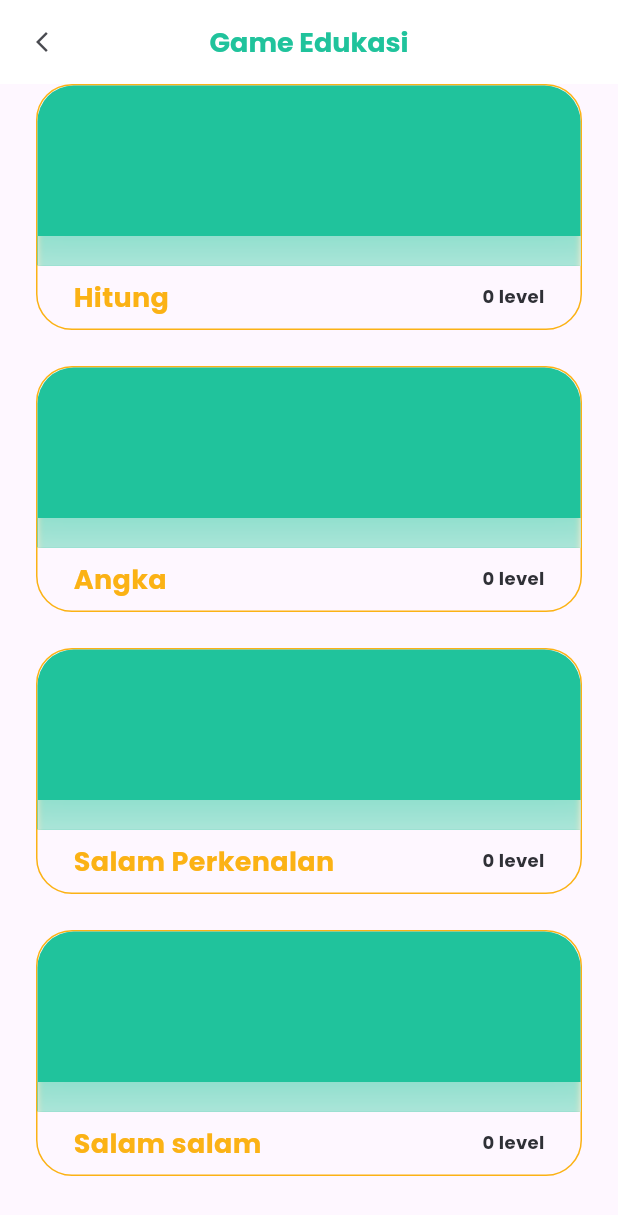
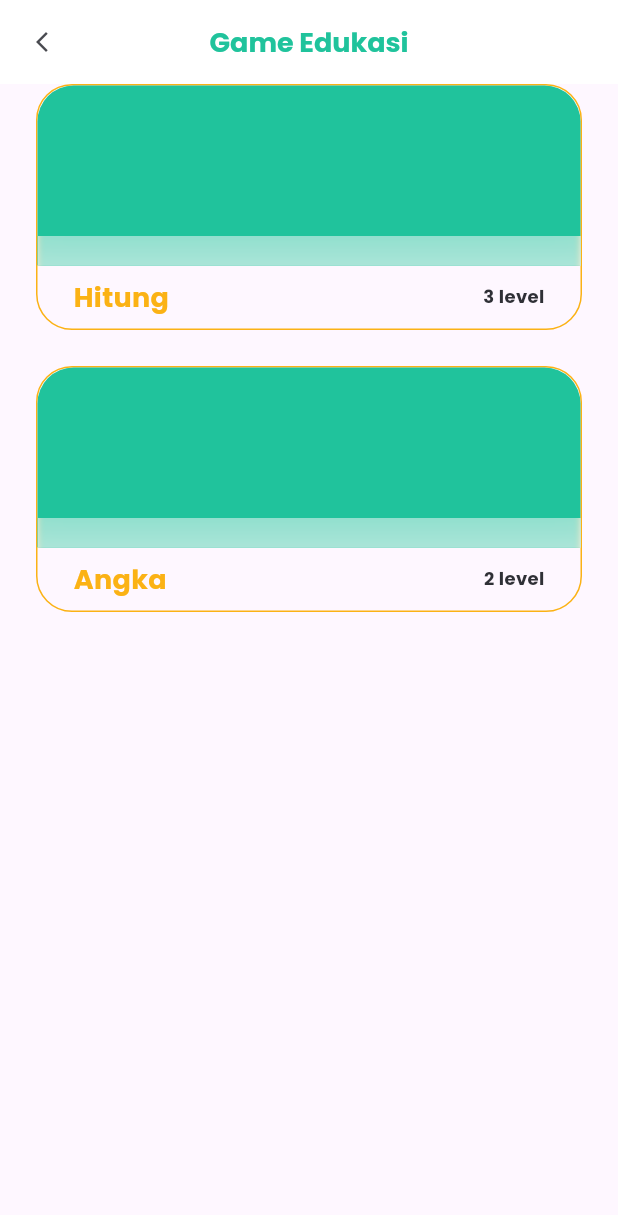
Before and after one commit to Bil-Hikmah/flutter_bil_hikmah, a Flutter app: the GamePage screen opened directly, on a phone screen of 412 x 824 dp. Shown: the top 1215 px of the screen. Run offline on Flutter 3.47's test engine with Material 2 defaults, Android fonts, the phone set to English and light mode, and no system bars; our stand-ins replace bloc, cached_network_image, carousel_slider, equatable, flutter_bloc, flutter_secure_storage and 8 more; accounts and stored records are empty.

Commit message:
🗃️ Create seeder for detail game item

```diff
--- /dev/null
+++ b/lib/common/constant/game_data.dart
@@ -0,0 +1,54 @@
+class GameData {
+  final int id;
+  final int level;
+  final String answerKey;
+  final String questionData;
+
+  GameData({
+    required this.id,
+    required this.level,
+    required this.answerKey,
+    required this.questionData,
+  });
+}
+
+final List<GameData> listGameDetailHitung = [
+  GameData(
+    id: 1,
+    level: 0,
+    answerKey: "3",
+    questionData:
+        "https://res.cloudinary.com/spiralyze/image/upload/f_auto/BabySignLanguage/DictionaryPages/again-preview-png.png",
+  ),
+  GameData(
+    id: 2,
+    level: 1,
+    answerKey: "3",
+    questionData:
+        "https://res.cloudinary.com/spiralyze/image/upload/f_auto/BabySignLanguage/DictionaryPages/again-preview-png.png",
+  ),
+  GameData(
+    id: 3,
+    level: 2,
+    answerKey: "3",
+    questionData:
+        "https://res.cloudinary.com/spiralyze/image/upload/f_auto/BabySignLanguage/DictionaryPages/again-preview-png.png",
+  )
+];
+
+final List<GameData> listGameDetailAngka = [
+  GameData(
+    id: 4,
+    level: 0,
+    answerKey: "3",
+    questionData:
+        "https://res.cloudinary.com/spiralyze/image/upload/f_auto/BabySignLanguage/DictionaryPages/again-preview-png.png",
+  ),
+  GameData(
+    id: 5,
+    level: 1,
+    answerKey: "3",
+    questionData:
+        "https://res.cloudinary.com/spiralyze/image/upload/f_auto/BabySignLanguage/DictionaryPages/again-preview-png.png",
+  ),
+];
--- a/lib/common/constant/game_item.dart
+++ b/lib/common/constant/game_item.dart
@@ -2,14 +2,47 @@ class GameItem {
   int id;
   String name;
   int currentLevel;
+  int totalLevel;
 
-  GameItem({required this.id, required this.name, required this.currentLevel});
+  GameItem({
+    required this.id,
+    required this.name,
+    required this.currentLevel,
+    required this.totalLevel,
+  });
 
   Map<String, dynamic> toMap() {
     return {
       'id': id,
       'name': name,
       'currentLevel': currentLevel,
+      'totalLevel': totalLevel,
     };
   }
 }
+
+class GameItemDetail {
+  int id;
+  int idGameItem;
+  int level;
+  String answerKey;
+  String questionData;
+
+  GameItemDetail({
+    required this.id,
+    required this.idGameItem,
+    required this.level,
+    required this.answerKey,
+    required this.questionData,
+  });
+
+  Map<String, dynamic> toMap() {
+    return {
+      'id': id,
+      'idGameItem': idGameItem,
+      'level': level,
+      'answerKey': answerKey,
+      'questionData': questionData,
+    };
+  }
+}
--- a/lib/feature/game/screen/section/game_view.dart
+++ b/lib/feature/game/screen/section/game_view.dart
@@ -19,7 +19,9 @@ class _GameViewState extends State<GameView> {
       String title,
       int level,
     ) {
-      return Container(
+      return GestureDetector(
+        onTap: () {},
+        child: Container(
           height: 164.0,
           width: double.infinity,
           margin: const EdgeInsets.only(bottom: 24.0),
@@ -92,6 +94,7 @@ class _GameViewState extends State<GameView> {
               )
             ],
           ),
+        ),
       );
     }
 
@@ -101,7 +104,7 @@ class _GameViewState extends State<GameView> {
       itemBuilder: (context, index) {
         return _cardGame(
           widget.gameItem![index]["name"],
-          widget.gameItem![index]["currentLevel"],
+          widget.gameItem![index]["totalLevel"],
         );
       },
     );
```
Also changed, not shown: lib/feature/splash/logic/cubit/init_app_cubit.dart (+50 -13 lines). Lines whose indentation alone changed are shown as unchanged.
